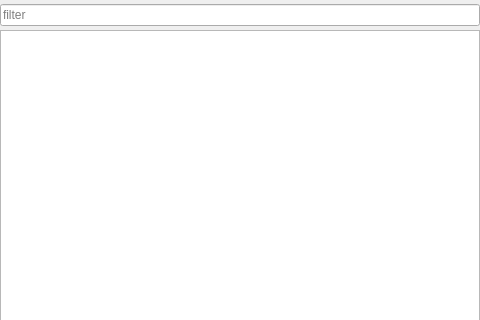
Above: Qt/Widgets/Resources/UI/pqLogViewerWidget.ui from Kitware/ParaView before the change; both pictures show x 0 to 480 and y 0 to 320 of the 480 by 640 pixel window. Below: the same form after it.
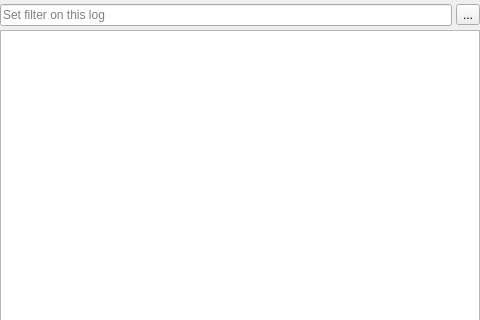
That is the form after the change. Icons and pictures are not drawn.

Commit message: Add advanced button to toggle column vsibilities

What changed in the file:
```diff
--- a/Qt/Widgets/Resources/UI/pqLogViewerWidget.ui
+++ b/Qt/Widgets/Resources/UI/pqLogViewerWidget.ui
@@ -41,13 +41,33 @@
       <item>
        <widget class="QLineEdit" name="filter">
         <property name="placeholderText">
-         <string>filter</string>
+         <string>Set filter on this log</string>
         </property>
         <property name="clearButtonEnabled" stdset="0">
          <bool>true</bool>
         </property>
        </widget>
       </item>
+      <item>
+       <widget class="QToolButton" name="advancedButton">
+        <property name="toolTip">
+         <string>Show/hide all columns</string>
+        </property>
+        <property name="text">
+         <string>...</string>
+        </property>
+        <property name="icon">
+         <iconset resource="../../../Components/Resources/pqComponents.qrc">
+          <normaloff>:/pqWidgets/Icons/pqAdvanced.svg</normaloff>:/pqWidgets/Icons/pqAdvanced.svg</iconset>
+        </property>
+        <property name="checkable">
+         <bool>true</bool>
+        </property>
+        <property name="toolButtonStyle">
+         <enum>Qt::ToolButtonIconOnly</enum>
+        </property>
+       </widget>
+      </item>
      </layout>
     </widget>
    </item>
```
Left out of the diff: 4 changed lines with no effect on the pictures. The commit also changes 2 other files.
